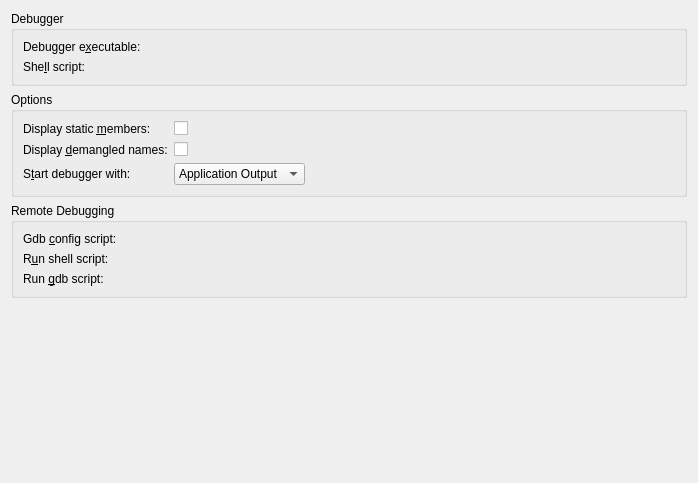
Before: the Qt Designer form plugins/gdb/gdbconfigpage.ui in KDE/kdevelop, drawn with Qt 5.
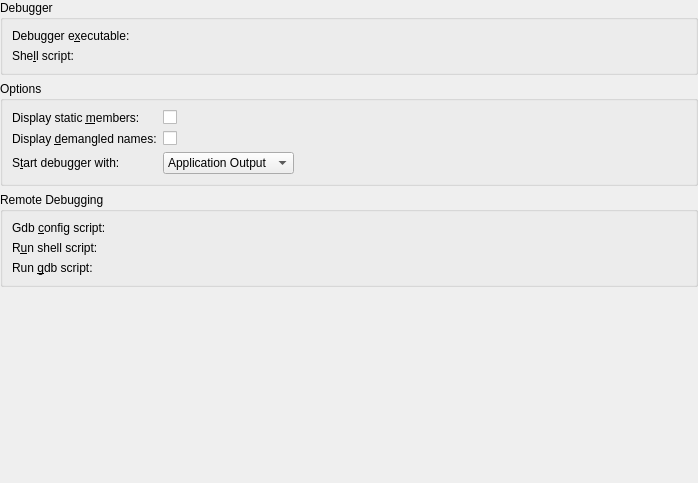
After: the same form once the commit is applied. Custom widgets are drawn as their Qt base class.

Commit message:
Fix extra margins around config pages
KPageView changed behaviour in KF 5.65, no longer enforces a 0 margin
around pages itself, so we have to do it explicitly.

The edit to the form file:
```diff
--- a/plugins/gdb/gdbconfigpage.ui
+++ b/plugins/gdb/gdbconfigpage.ui
@@ -11,6 +11,18 @@
    </rect>
   </property>
   <layout class="QVBoxLayout" name="verticalLayout">
+   <property name="leftMargin">
+    <number>0</number>
+   </property>
+   <property name="topMargin">
+    <number>0</number>
+   </property>
+   <property name="rightMargin">
+    <number>0</number>
+   </property>
+   <property name="bottomMargin">
+    <number>0</number>
+   </property>
    <item>
     <widget class="QGroupBox" name="groupBox_3">
      <property name="title">
```
The commit also changes 16 other files.
